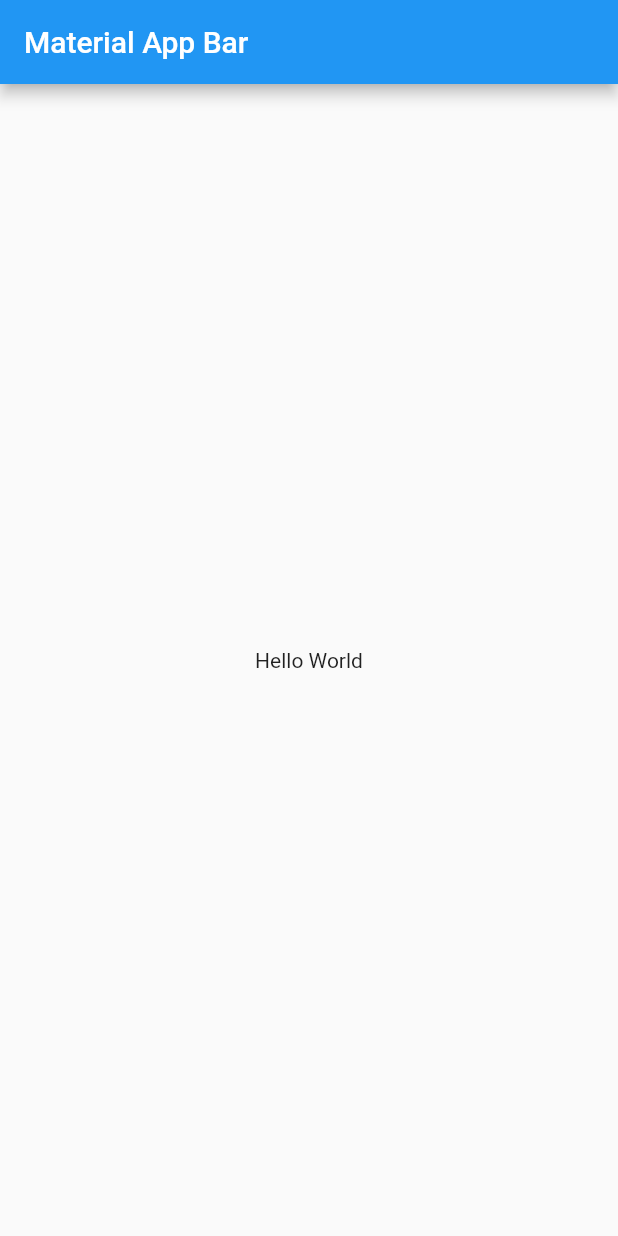
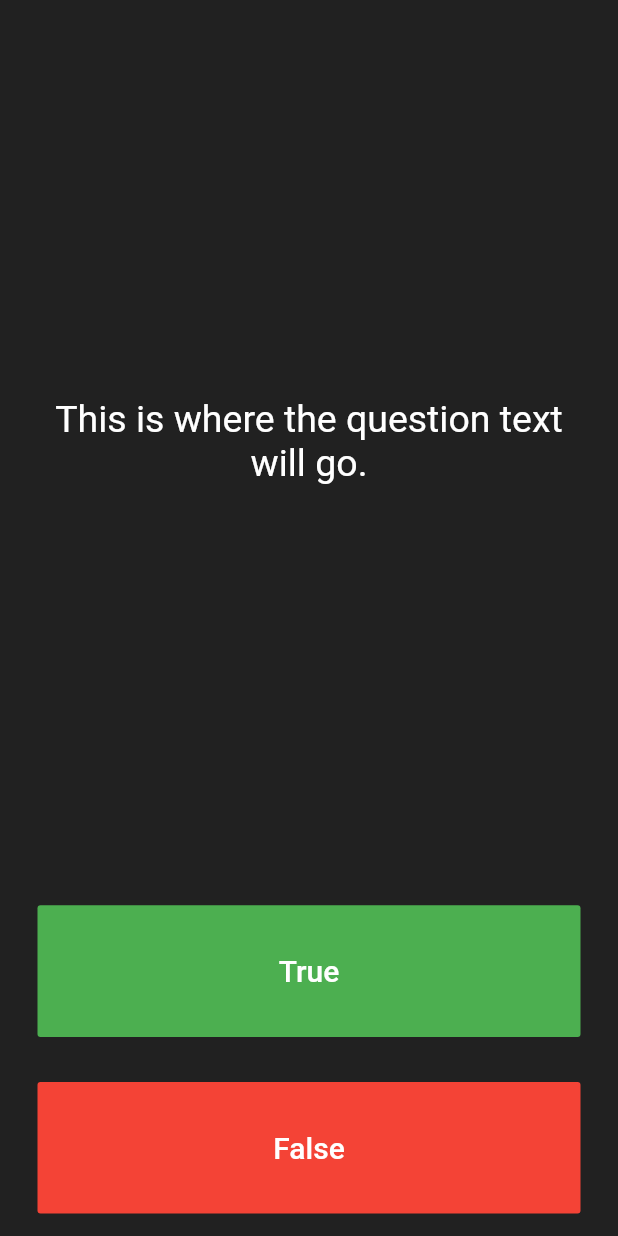
Before and after one commit to najmulmyself/Practice_App, a Flutter app: the screen it shows after launch, on a phone screen of 412 x 824 dp. Run offline on Flutter 3.47's test engine with Material 2 defaults, Android fonts, the phone set to English and light mode, and no system bars; our stand-ins replace audioplayers.

Commit message:
project init with simple ui"

```diff
--- a/quiz_app/lib/main.dart
+++ b/quiz_app/lib/main.dart
@@ -1,28 +1,127 @@
+// import 'package:flutter/material.dart';
+
+// void main() => runApp(MyApp());
+
+// class MyApp extends StatefulWidget {
+//   @override
+//   State<MyApp> createState() => _MyAppState();
+// }
+
+// class _MyAppState extends State<MyApp> {
+//   @override
+//   Widget build(BuildContext context) {
+//     return MaterialApp(
+//       title: 'Material App',
+//       home: Scaffold(
+//         appBar: AppBar(
+//           title: Text('Material App Bar'),
+//         ),
+//         body: Center(
+//           child: Container(
+//             child: Text('Hello World'),
+//             //need to change something
+//           ),
+//         ),
+//       ),
+//     );
+//   }
+// }
+
 import 'package:flutter/material.dart';
 
-void main() => runApp(MyApp());
+void main() => runApp(Quizzler());
 
-class MyApp extends StatefulWidget {
-  @override
-  State<MyApp> createState() => _MyAppState();
-}
-
-class _MyAppState extends State<MyApp> {
+class Quizzler extends StatelessWidget {
   @override
   Widget build(BuildContext context) {
     return MaterialApp(
-      title: 'Material App',
+      debugShowCheckedModeBanner: false,
       home: Scaffold(
-        appBar: AppBar(
-          title: Text('Material App Bar'),
-        ),
-        body: Center(
-          child: Container(
-            child: Text('Hello World'),
-            //need to change something
+        backgroundColor: Colors.grey.shade900,
+        body: SafeArea(
+          child: Padding(
+            padding: EdgeInsets.symmetric(horizontal: 10.0),
+            child: QuizPage(),
           ),
         ),
       ),
     );
   }
 }
+
+class QuizPage extends StatefulWidget {
+  @override
+  _QuizPageState createState() => _QuizPageState();
+}
+
+class _QuizPageState extends State<QuizPage> {
+  @override
+  Widget build(BuildContext context) {
+    return Column(
+      mainAxisAlignment: MainAxisAlignment.spaceBetween,
+      crossAxisAlignment: CrossAxisAlignment.stretch,
+      children: <Widget>[
+        Expanded(
+          flex: 5,
+          child: Padding(
+            padding: EdgeInsets.all(10.0),
+            child: Center(
+              child: Text(
+                'This is where the question text will go.',
+                textAlign: TextAlign.center,
+                style: TextStyle(
+                  fontSize: 25.0,
+                  color: Colors.white,
+                ),
+              ),
+            ),
+          ),
+        ),
+        Expanded(
+          child: Padding(
+            padding: EdgeInsets.all(15.0),
+            child: FlatButton(
+              textColor: Colors.white,
+              color: Colors.green,
+              child: Text(
+                'True',
+                style: TextStyle(
+                  color: Colors.white,
+                  fontSize: 20.0,
+                ),
+              ),
+              onPressed: () {
+                //The user picked true.
+              },
+            ),
+          ),
+        ),
+        Expanded(
+          child: Padding(
+            padding: EdgeInsets.all(15.0),
+            child: FlatButton(
+              color: Colors.red,
+              child: Text(
+                'False',
+                style: TextStyle(
+                  fontSize: 20.0,
+                  color: Colors.white,
+                ),
+              ),
+              onPressed: () {
+                //The user picked false.
+              },
+            ),
+          ),
+        ),
+        //TODO: Add a Row here as your score keeper
+      ],
+    );
+  }
+}
+
+/*
+question1: 'You can lead a cow down stairs but not up stairs.', false,
+question2: 'Approximately one quarter of human bones are in the feet.', true,
+question3: 'A slug\'s blood is green.', true,
+*/
```
